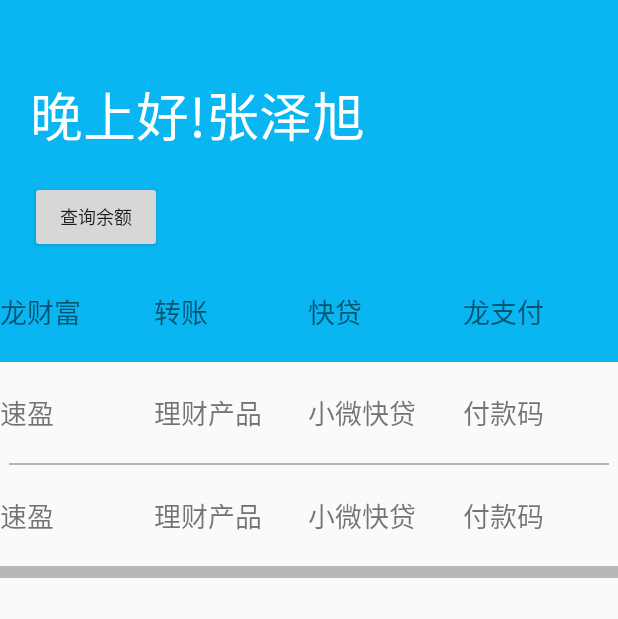
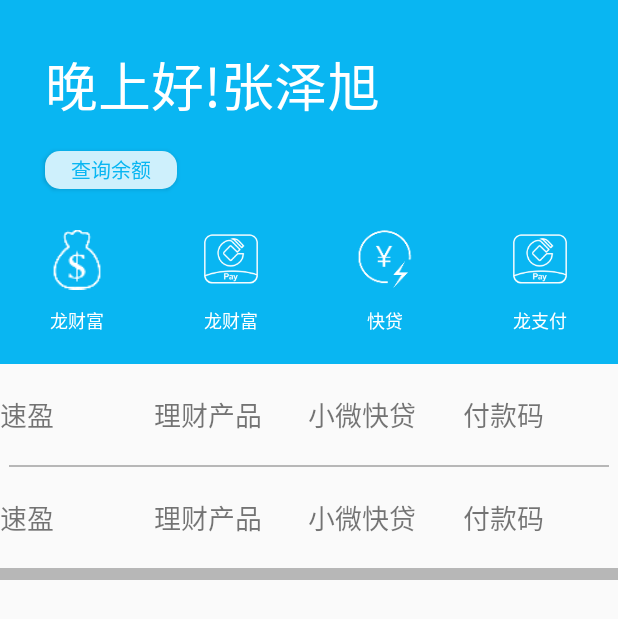
Before and after one commit to zhangzexu/dhccApp, an Android app: the layout tab1.xml on its own in the app's theme, with its tools: preview values and no code run, on a phone screen of 412 x 824 dp. Shown: the top 619 px of the screen. Run offline under Robolectric (Android 15) with nearby library versions, the phone set to English and light mode, and no system bars.

Commit message:
首页的模仿制作

```diff
--- /dev/null
+++ b/app/src/main/res/drawable/button_circle_shape.xml
@@ -0,0 +1,26 @@
+<?xml version="1.0" encoding="utf-8"?>
+<shape
+    xmlns:android="http://schemas.android.com/apk/res/android"
+    android:shape="rectangle">
+    <!-- 填充的颜色 -->
+    <solid android:color="#cef0fc" />
+    <!-- android:radius 弧形的半径 -->
+    <!-- 设置按钮的四个角为弧形 -->
+    <corners
+        android:radius="10dip" />
+    <!--也可单独设置-->
+    <!-- <corners -->
+    <!-- android:topLeftRadius="10dp"-->
+    <!-- android:topRightRadius="10dp"-->
+    <!-- android:bottomRightRadius="10dp"-->
+    <!--  android:bottomLeftRadius="10dp"-->
+    <!--   />  -->
+    **设置文字padding**
+    <!-- padding：Button里面的文字与Button边界的间隔 -->
+    <padding
+        android:left="1dp"
+        android:top="1dp"
+        android:right="1dp"
+        android:bottom="1dp"
+        />
+</shape>
--- a/app/src/main/res/layout/tab1.xml
+++ b/app/src/main/res/layout/tab1.xml
@@ -21,57 +21,140 @@
                 <TextView
                     android:layout_width="match_parent"
                     android:layout_height="0dp"
-                    android:layout_marginTop="50dp"
-                    android:layout_marginLeft="20dp"
+                    android:layout_marginTop="30dp"
+                    android:layout_marginLeft="30dp"
                     android:layout_weight="1"
                     android:textColor="@color/colorHomeName"
                     android:text="晚上好!张泽旭"
                     android:fontFamily="monospace"
                     android:textSize="35sp"/>
+
                 <Button
                     android:layout_width="wrap_content"
-                    android:layout_height="0dp"
-                    android:layout_weight="1"
+                    android:layout_height="25dp"
+                    android:layout_marginLeft="30dp"
                     android:layout_marginTop="18dp"
-                    android:layout_marginLeft="20dp"
+                    android:layout_marginBottom="25dp"
+                    android:background="@drawable/button_circle_shape"
+                    android:fontFamily="monospace"
                     android:text="查询余额"
-                    android:fontFamily="monospace"
-                    android:textSize="12sp"/>
+                    android:textColor="@color/colorHomeHeadBj"
+                    android:textSize="13sp" />
                 <LinearLayout
                     android:layout_width="match_parent"
                     android:layout_height="0dp"
                     android:layout_weight="1"
-                    android:layout_marginTop="25dp"
                     android:layout_marginBottom="20dp"
                     android:orientation="horizontal">
+                    <RelativeLayout
+                        android:id="@+id/rl_first_layout"
+                        android:layout_width="0dp"
+                        android:layout_weight="1"
+                        android:layout_height="match_parent"
+                        android:gravity="center">
+                        <ImageView
+                            android:id="@+id/iv_first_home"
+                            android:src="@mipmap/finance_product_28_blue"
+                            android:tint="@color/colorHomeName"
+                            android:layout_width="40dp"
+                            android:background="@null"
+                            android:layout_centerHorizontal="true"
+                            android:layout_height="43dp" />
                         <TextView
-                        android:layout_width="0dp"
+                            android:layout_marginTop="10dp"
+                            android:layout_width="wrap_content"
                             android:layout_height="wrap_content"
                             android:layout_weight="1"
                             android:text="龙财富"
                             android:fontFamily="monospace"
-                        android:textSize="18sp"/>
+                            android:textSize="12sp"
+                            android:textColor="@color/colorHomeName"
+                            android:layout_centerHorizontal="true"
+                            android:layout_gravity="center_horizontal"
+                            android:layout_below="@+id/iv_first_home"/>
+                    </RelativeLayout>
+
+                    <RelativeLayout
+                        android:id="@+id/rl_second_layout"
+                        android:layout_width="0dp"
+                        android:layout_weight="1"
+                        android:layout_height="match_parent"
+                        android:gravity="center">
+                        <ImageView
+                            android:id="@+id/iv_second_home"
+                            android:src="@mipmap/ic_home_turn_longpay"
+                            android:tint="@color/colorHomeName"
+                            android:layout_width="40dp"
+                            android:background="@null"
+                            android:layout_centerHorizontal="true"
+                            android:layout_height="43dp" />
                         <TextView
-                        android:layout_width="0dp"
+                            android:layout_marginTop="10dp"
+                            android:layout_width="wrap_content"
                             android:layout_height="wrap_content"
                             android:layout_weight="1"
-                        android:text="转账"
+                            android:text="龙财富"
                             android:fontFamily="monospace"
-                        android:textSize="18sp"/>
+                            android:textColor="@color/colorHomeName"
+                            android:textSize="12sp"
+                            android:layout_centerHorizontal="true"
+                            android:layout_gravity="center_horizontal"
+                            android:layout_below="@+id/iv_second_home"/>
+                    </RelativeLayout>
+                    <RelativeLayout
+                        android:id="@+id/rl_third_layout"
+                        android:layout_width="0dp"
+                        android:layout_weight="1"
+                        android:layout_height="match_parent"
+                        android:gravity="center">
+                        <ImageView
+                            android:id="@+id/iv_third_home"
+                            android:src="@mipmap/ic_home_turn_loan"
+                            android:tint="@color/colorHomeName"
+                            android:layout_width="40dp"
+                            android:background="@null"
+                            android:layout_centerHorizontal="true"
+                            android:layout_height="43dp" />
                         <TextView
-                        android:layout_width="0dp"
+                            android:layout_marginTop="10dp"
+                            android:layout_width="wrap_content"
                             android:layout_height="wrap_content"
                             android:layout_weight="1"
                             android:text="快贷"
                             android:fontFamily="monospace"
-                        android:textSize="18sp"/>
+                            android:textSize="12sp"
+                            android:layout_centerHorizontal="true"
+                            android:layout_gravity="center_horizontal"
+                            android:textColor="@color/colorHomeName"
+                            android:layout_below="@+id/iv_third_home"/>
+                    </RelativeLayout>
+                    <RelativeLayout
+                        android:id="@+id/rl_four_layout"
+                        android:layout_width="0dp"
+                        android:layout_weight="1"
+                        android:layout_height="match_parent"
+                        android:gravity="center">
+                        <ImageView
+                            android:id="@+id/iv_four_home"
+                            android:src="@mipmap/ic_home_turn_longpay"
+                            android:tint="@color/colorHomeName"
+                            android:layout_width="40dp"
+                            android:background="@null"
+                            android:layout_centerHorizontal="true"
+                            android:layout_height="43dp" />
                         <TextView
-                        android:layout_width="0dp"
+                            android:layout_marginTop="10dp"
+                            android:layout_width="wrap_content"
                             android:layout_height="wrap_content"
                             android:layout_weight="1"
                             android:text="龙支付"
                             android:fontFamily="monospace"
-                        android:textSize="18sp"/>
+                            android:textSize="12sp"
+                            android:textColor="@color/colorHomeName"
+                            android:layout_centerHorizontal="true"
+                            android:layout_gravity="center_horizontal"
+                            android:layout_below="@+id/iv_four_home"/>
+                    </RelativeLayout>
 
                 </LinearLayout>
             </LinearLayout>
```
Also changed, not shown: app/src/main/res/mipmap-xhdpi/ic_home_turn_longpay.png (added), app/src/main/res/mipmap-xxhdpi/finance_product_28_blue.png (added), app/src/main/res/mipmap-xxhdpi/ic_home_turn_loan.png (added), app/src/main/res/mipmap-xxhdpi/ic_home_turn_longpay.png (added). Lines whose indentation alone changed are shown as unchanged.
